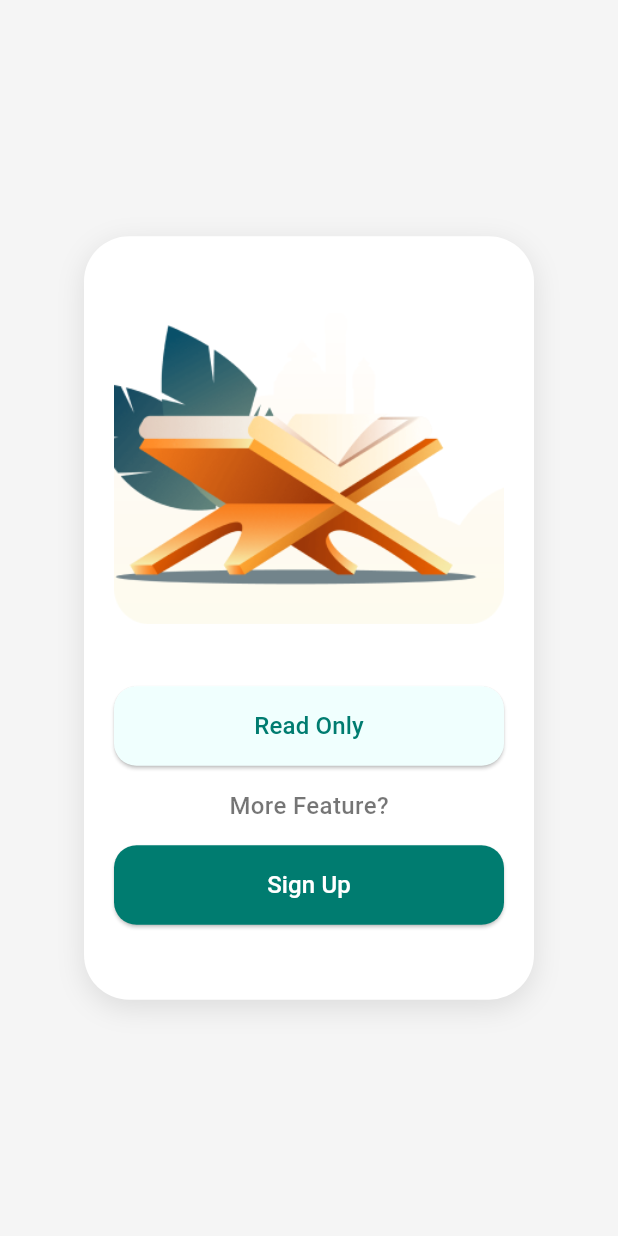
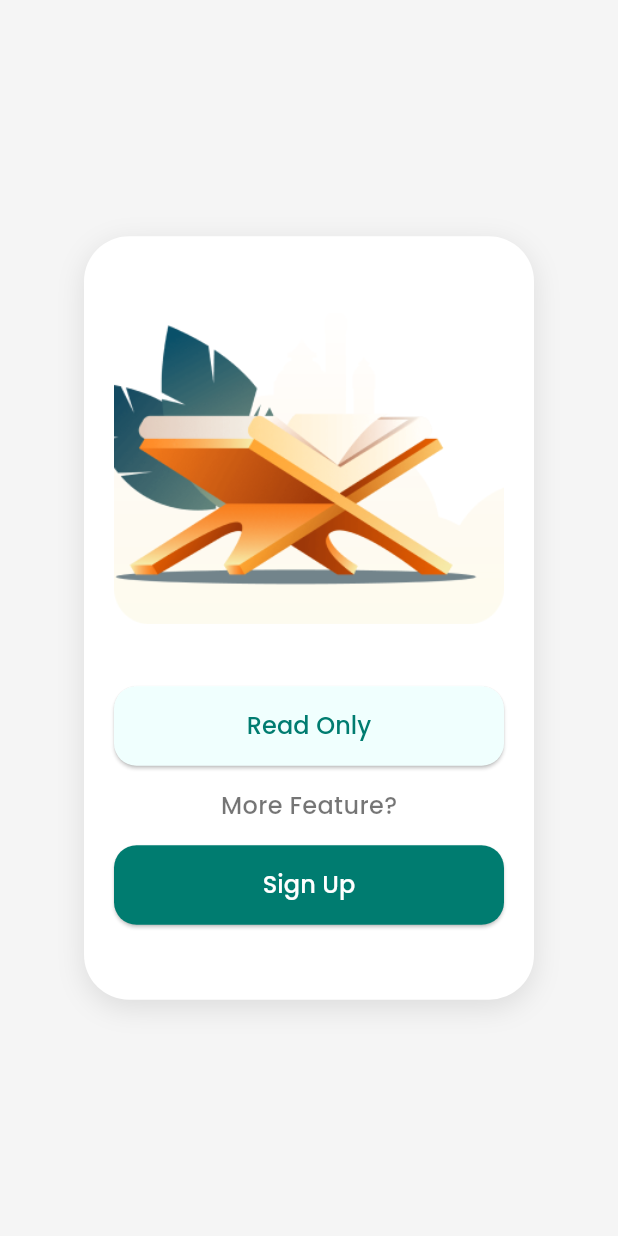
Before and after one commit to chiegremoryy/Smt5-PemrogramanPerangkatBergerak, a Flutter app: the screen it shows after launch, after a tap on "Get Started", on a phone screen of 412 x 824 dp. Run offline on Flutter 3.47's test engine with Material 3 defaults, Android fonts, the phone set to English and light mode, and no system bars; our stand-ins replace dio, flutter_svg, google_fonts.

Commit message:
input style

```diff
--- a/uas/quran_connect/lib/components/landing_page.dart
+++ b/uas/quran_connect/lib/components/landing_page.dart
@@ -1,4 +1,5 @@
 import 'package:flutter/material.dart';
+import 'package:google_fonts/google_fonts.dart';
 import 'auth_screen.dart';
 
 class LandingPage extends StatelessWidget {
@@ -45,18 +46,20 @@ class LandingPage extends StatelessWidget {
                       horizontal: 40,
                       vertical: 15,
                     ),
-                    minimumSize: Size(double.infinity, 50),
+                    minimumSize: const Size(double.infinity, 50),
                   ),
-                  child: const Text(
+                  child: Text(
                     'Read Only',
-                    style: TextStyle(
-                        fontSize: 16, color: Color.fromARGB(255, 0, 124, 112)),
+                    style: GoogleFonts.poppins(
+                      fontSize: 16,
+                      color: const Color.fromARGB(255, 0, 124, 112),
+                    ),
                   ),
                 ),
                 const SizedBox(height: 15),
-                const Text(
+                Text(
                   'More Feature?',
-                  style: TextStyle(
+                  style: GoogleFonts.poppins(
                     fontSize: 16,
                     fontWeight: FontWeight.w500,
                     color: Colors.black54,
@@ -81,11 +84,14 @@ class LandingPage extends StatelessWidget {
                       horizontal: 40,
                       vertical: 15,
                     ),
-                    minimumSize: Size(double.infinity, 50),
+                    minimumSize: const Size(double.infinity, 50),
                   ),
-                  child: const Text(
+                  child: Text(
                     'Sign Up',
-                    style: TextStyle(fontSize: 16, color: Colors.white),
+                    style: GoogleFonts.poppins(
+                      fontSize: 16,
+                      color: Colors.white,
+                    ),
                   ),
                 ),
                 const SizedBox(height: 20),
--- a/uas/quran_connect/lib/components/splash_screen.dart
+++ b/uas/quran_connect/lib/components/splash_screen.dart
@@ -1,4 +1,5 @@
 import 'package:flutter/material.dart';
+import 'package:google_fonts/google_fonts.dart';
 import 'package:quran_connect/components/landing_page.dart';
 
 void main() {
@@ -43,19 +44,19 @@ class SplashScreen extends StatelessWidget {
               mainAxisSize: MainAxisSize.min,
               crossAxisAlignment: CrossAxisAlignment.center,
               children: [
-                const Text(
+                Text(
                   'Quran Connect',
-                  style: TextStyle(
+                  style: GoogleFonts.poppins(
                     fontSize: 22,
                     fontWeight: FontWeight.w600,
                     color: Colors.black87,
                   ),
                 ),
                 const SizedBox(height: 8),
-                const Text(
+                Text(
                   'Learn Quran and\nRecite once everyday',
                   textAlign: TextAlign.center,
-                  style: TextStyle(
+                  style: GoogleFonts.poppins(
                     fontSize: 16,
                     color: Colors.black54,
                     height: 1.5,
@@ -103,9 +104,10 @@ class SplashScreen extends StatelessWidget {
                             padding: const EdgeInsets.symmetric(
                                 horizontal: 40, vertical: 15),
                           ),
-                          child: const Text(
+                          child: Text(
                             'Get Started',
-                            style: TextStyle(fontSize: 16, color: Colors.white),
+                            style: GoogleFonts.poppins(
+                                fontSize: 16, color: Colors.white),
                           ),
                         ),
                       ),
```
